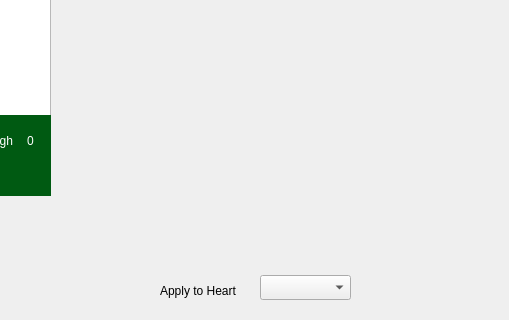
Qt form Team13-HeartWave/mainwindow.ui (bradyhoard/Team13-HeartWave) before a commit; both pictures show x 350 to 859 and y 314 to 634 of the 859 by 790 pixel window.
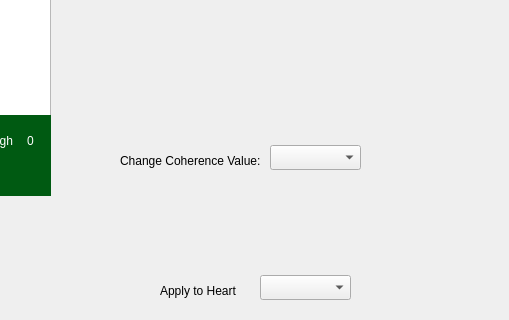
The same form after that commit. Icons and pictures are not drawn. Custom widgets are drawn as their Qt base class.

Commit message: coherence checkbox setup

```diff
--- a/Team13-HeartWave/mainwindow.ui
+++ b/Team13-HeartWave/mainwindow.ui
@@ -888,6 +888,29 @@
     <zorder>pTimeHigh_label</zorder>
     <zorder>label_15</zorder>
    </widget>
+   <widget class="QComboBox" name="coherenceVal_Box">
+    <property name="geometry">
+     <rect>
+      <x>620</x>
+      <y>440</y>
+      <width>91</width>
+      <height>25</height>
+     </rect>
+    </property>
+   </widget>
+   <widget class="QLabel" name="label_6">
+    <property name="geometry">
+     <rect>
+      <x>470</x>
+      <y>440</y>
+      <width>151</width>
+      <height>31</height>
+     </rect>
+    </property>
+    <property name="text">
+     <string>Change Coherence Value:</string>
+    </property>
+   </widget>
    <zorder>powerOffView</zorder>
    <zorder>mainList</zorder>
    <zorder>upButton</zorder>
```
Left out of the diff: 2 changed lines with no effect on the pictures. The commit also changes 1 other file.
